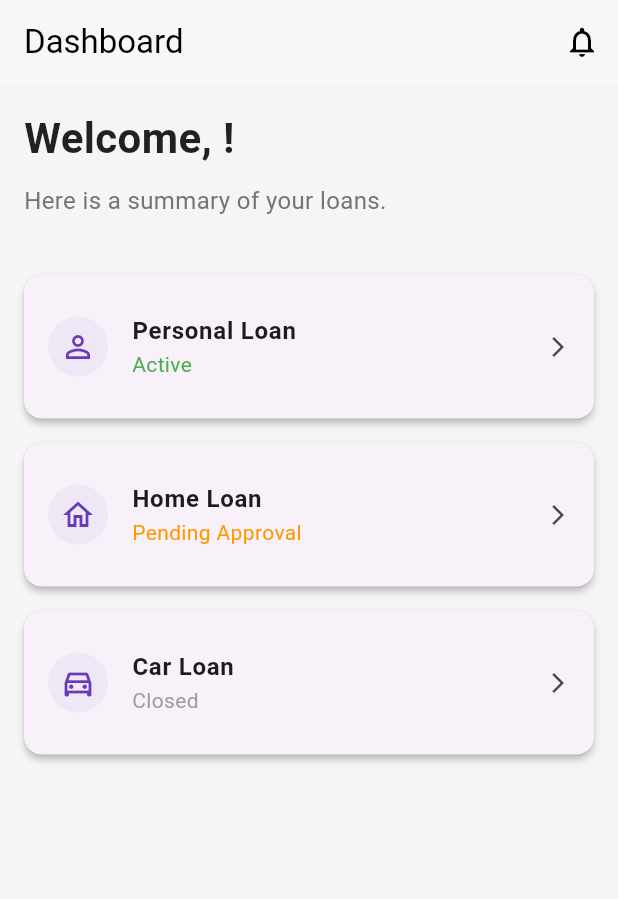
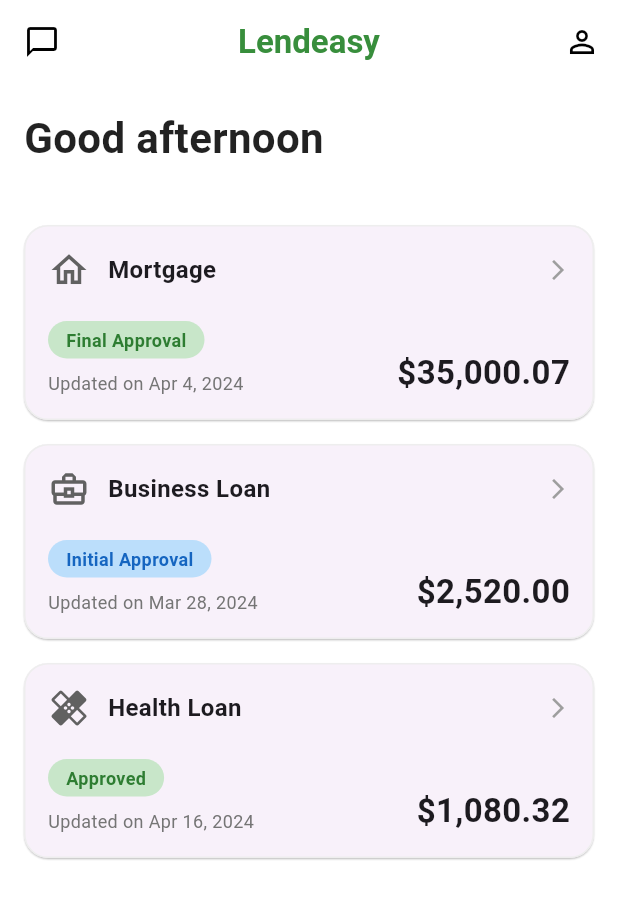
Before and after one commit to ArthanDeveloper/myapp, a Flutter app: the Homepage screen opened directly, on a phone screen of 412 x 824 dp. Shown: the top 899 px of the screen. Run offline on Flutter 3.47's test engine with Material 3 defaults, Android fonts, the phone set to English and light mode, and no system bars; our stand-ins replace confetti, device_info_plus, dio, local_auth, location, package_info_plus and 3 more; missing offline and left inert: mobile_number; accounts and stored records are empty; generated files the repository leaves out were written again.

Commit message:
home redesign

```diff
--- a/lib/homepage.dart
+++ b/lib/homepage.dart
@@ -1,13 +1,21 @@
 import 'package:flutter/material.dart';
 import 'package:shared_preferences/shared_preferences.dart';
 
-// Simple data model for a loan
+// Updated data model for a loan to match the new design
 class Loan {
   final String title;
   final String status;
   final IconData icon;
+  final String amount;
+  final String lastUpdated;
 
-  Loan({required this.title, required this.status, required this.icon});
+  Loan({
+    required this.title,
+    required this.status,
+    required this.icon,
+    required this.amount,
+    required this.lastUpdated,
+  });
 }
 
 class Homepage extends StatefulWidget {
@@ -23,11 +31,29 @@
   late Animation<double> _fadeAnimation;
   late Animation<Offset> _slideAnimation;
 
-  // Dummy data for the list of loans
+  // Updated dummy data to match the screenshot
   final List<Loan> _loans = [
-    Loan(title: 'Personal Loan', status: 'Active', icon: Icons.person_outline),
-    Loan(title: 'Home Loan', status: 'Pending Approval', icon: Icons.home_outlined),
-    Loan(title: 'Car Loan', status: 'Closed', icon: Icons.directions_car_outlined),
+    Loan(
+      title: 'Mortgage',
+      status: 'Final Approval',
+      icon: Icons.home_outlined,
+      amount: '\$35,000.07',
+      lastUpdated: 'Apr 4, 2024',
+    ),
+    Loan(
+      title: 'Business Loan',
+      status: 'Initial Approval',
+      icon: Icons.business_center_outlined,
+      amount: '\$2,520.00',
+      lastUpdated: 'Mar 28, 2024',
+    ),
+    Loan(
+      title: 'Health Loan',
+      status: 'Approved',
+      icon: Icons.healing_outlined,
+      amount: '\$1,080.32',
+      lastUpdated: 'Apr 16, 2024',
+    ),
   ];
 
   @override
@@ -35,7 +61,6 @@
     super.initState();
     _loadCustomerName();
 
-    // Setup animation for an "unlocking" feel
     _animationController = AnimationController(
       vsync: this,
       duration: const Duration(milliseconds: 1200),
@@ -67,24 +92,54 @@
     }
   }
 
+  // Helper widget for the status pill
+  Widget _buildStatusPill(String status) {
+    Color backgroundColor;
+    Color textColor;
+
+    switch (status) {
+      case 'Final Approval':
+      case 'Approved':
+        backgroundColor = Colors.green.shade100;
+        textColor = Colors.green.shade800;
+        break;
+      case 'Initial Approval':
+        backgroundColor = Colors.blue.shade100;
+        textColor = Colors.blue.shade800;
+        break;
+      default:
+        backgroundColor = Colors.grey.shade200;
+        textColor = Colors.grey.shade800;
+    }
+
+    return Container(
+      padding: const EdgeInsets.symmetric(horizontal: 12.0, vertical: 4.0),
+      decoration: BoxDecoration(
+        color: backgroundColor,
+        borderRadius: BorderRadius.circular(20.0),
+      ),
+      child: Text(
+        status,
+        style: TextStyle(color: textColor, fontWeight: FontWeight.bold, fontSize: 12),
+      ),
+    );
+  }
+
   @override
   Widget build(BuildContext context) {
     return Scaffold(
       appBar: AppBar(
-        title: const Text('Dashboard'),
-        backgroundColor: Colors.white,
-        elevation: 1,
+        leading: IconButton(icon: const Icon(Icons.chat_bubble_outline), onPressed: () {}),
+        title: Text('Lendeasy', style: TextStyle(color: Colors.green.shade700, fontWeight: FontWeight.bold)),
+        centerTitle: true,
+        actions: [
+          IconButton(icon: const Icon(Icons.person_outline), onPressed: () {}),
+        ],
+        backgroundColor: Colors.transparent,
+        elevation: 0,
         foregroundColor: Colors.black,
-        actions: [
-          IconButton(
-            icon: const Icon(Icons.notifications_none),
-            onPressed: () {
-              // TODO: Handle notifications
-            },
-          ),
-        ],
       ),
-      backgroundColor: Colors.grey[100],
+      backgroundColor: Colors.white,
       body: FadeTransition(
         opacity: _fadeAnimation,
         child: SlideTransition(
@@ -93,66 +148,80 @@
             padding: const EdgeInsets.all(16.0),
             children: [
               // Welcome Message
-              Text(
-                'Welcome, $_customerName!',
-                style: const TextStyle(
+              const Text(
+                'Good afternoon',
+                style: TextStyle(
                   fontSize: 28,
                   fontWeight: FontWeight.bold,
                   color: Colors.black87,
                 ),
               ),
-              const SizedBox(height: 10),
-              Text(
-                'Here is a summary of your loans.',
-                style: TextStyle(
-                  fontSize: 16,
-                  color: Colors.grey[600],
-                ),
-              ),
               const SizedBox(height: 30),
 
-              // Loan List
+              // Loan List - Redesigned Cards
               ..._loans.map((loan) => Card(
                 margin: const EdgeInsets.symmetric(vertical: 8.0),
-                elevation: 2,
+                elevation: 0.5,
                 shape: RoundedRectangleBorder(
-                  borderRadius: BorderRadius.circular(12.0),
+                  borderRadius: BorderRadius.circular(16.0),
+                  side: BorderSide(color: Colors.grey.shade200),
                 ),
-                child: ListTile(
-                  contentPadding: const EdgeInsets.symmetric(vertical: 12.0, horizontal: 16.0),
-                  leading: CircleAvatar(
-                    backgroundColor: Colors.deepPurple.shade50,
-                    child: Icon(loan.icon, color: Colors.deepPurple),
-                  ),
-                  title: Text(loan.title, style: const TextStyle(fontWeight: FontWeight.bold)),
-                  subtitle: Text(loan.status, style: TextStyle(color: _getStatusColor(loan.status))),
-                  trailing: const Icon(Icons.arrow_forward_ios, size: 16),
+                child: InkWell(
                   onTap: () {
-                    // TODO: Implement navigation to loan details page
                     print('Tapped on ${loan.title}');
                     ScaffoldMessenger.of(context).showSnackBar(
                       SnackBar(content: Text('Tapped on ${loan.title}')),
                     );
                   },
+                  borderRadius: BorderRadius.circular(16.0),
+                  child: Padding(
+                    padding: const EdgeInsets.all(16.0),
+                    child: Column(
+                      crossAxisAlignment: CrossAxisAlignment.start,
+                      children: [
+                        Row(
+                          children: [
+                            Icon(loan.icon, color: Colors.grey.shade700, size: 28),
+                            const SizedBox(width: 12),
+                            Text(loan.title, style: const TextStyle(fontWeight: FontWeight.bold, fontSize: 16)),
+                            const Spacer(),
+                            const Icon(Icons.arrow_forward_ios, size: 16, color: Colors.grey),
+                          ],
+                        ),
+                        const SizedBox(height: 20),
+                        Row(
+                          mainAxisAlignment: MainAxisAlignment.spaceBetween,
+                          crossAxisAlignment: CrossAxisAlignment.end,
+                          children: [
+                            Column(
+                              crossAxisAlignment: CrossAxisAlignment.start,
+                              children: [
+                                _buildStatusPill(loan.status),
+                                const SizedBox(height: 8),
+                                Text(
+                                  'Updated on ${loan.lastUpdated}',
+                                  style: TextStyle(color: Colors.grey.shade600, fontSize: 12),
+                                ),
+                              ],
+                            ),
+                            Text(
+                              loan.amount,
+                              style: const TextStyle(
+                                fontSize: 22,
+                                fontWeight: FontWeight.bold,
+                              ),
+                            ),
+                          ],
+                        ),
+                      ],
+                    ),
+                  ),
                 ),
-              )),
+              )).toList(),
             ],
           ),
         ),
       ),
     );
   }
-
-  Color _getStatusColor(String status) {
-    switch (status) {
-      case 'Active':
-        return Colors.green;
-      case 'Pending Approval':
-        return Colors.orange;
-      case 'Closed':
-        return Colors.grey;
-      default:
-        return Colors.black;
-    }
-  }
 }
```
